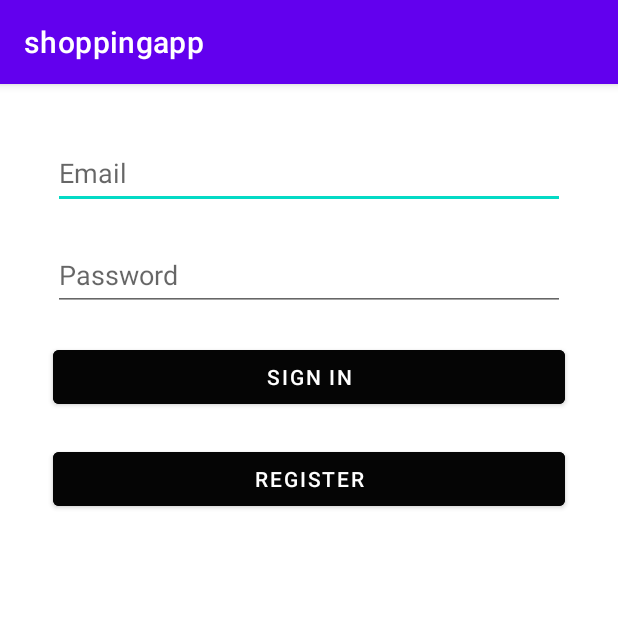
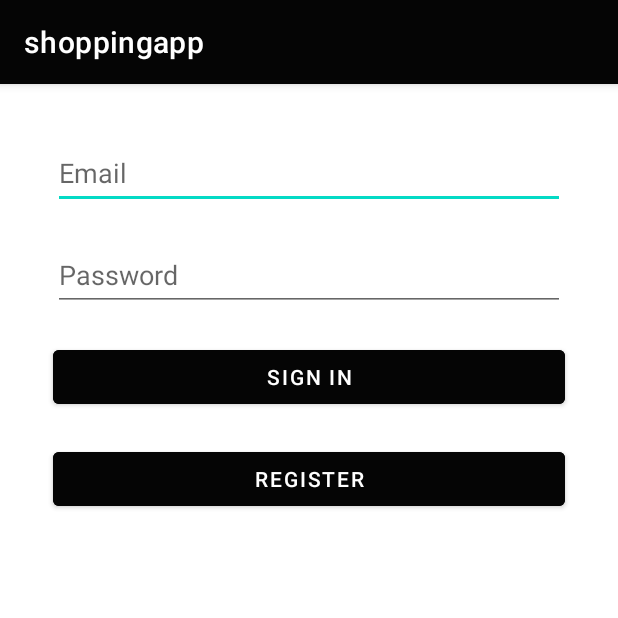
Before and after one commit to youssefshawkat/shoppingapp, an Android app: the screen it shows after launch (MainActivity), on a phone screen of 412 x 824 dp, the top half of it. Run offline under Robolectric (Android 15) with nearby library versions, the phone set to English and light mode, and no system bars.

Commit message:
changed app theme color to black

```diff
--- a/app/src/main/res/values/themes.xml
+++ b/app/src/main/res/values/themes.xml
@@ -2,8 +2,8 @@
     <!-- Base application theme. -->
     <style name="Theme.Shoppingapp" parent="Theme.MaterialComponents.DayNight.DarkActionBar">
         <!-- Primary brand color. -->
-        <item name="colorPrimary">@color/purple_500</item>
-        <item name="colorPrimaryVariant">@color/purple_700</item>
+        <item name="colorPrimary">#050505</item>
+        <item name="colorPrimaryVariant">#050505</item>
         <item name="colorOnPrimary">@color/white</item>
         <!-- Secondary brand color. -->
         <item name="colorSecondary">@color/teal_200</item>
```
